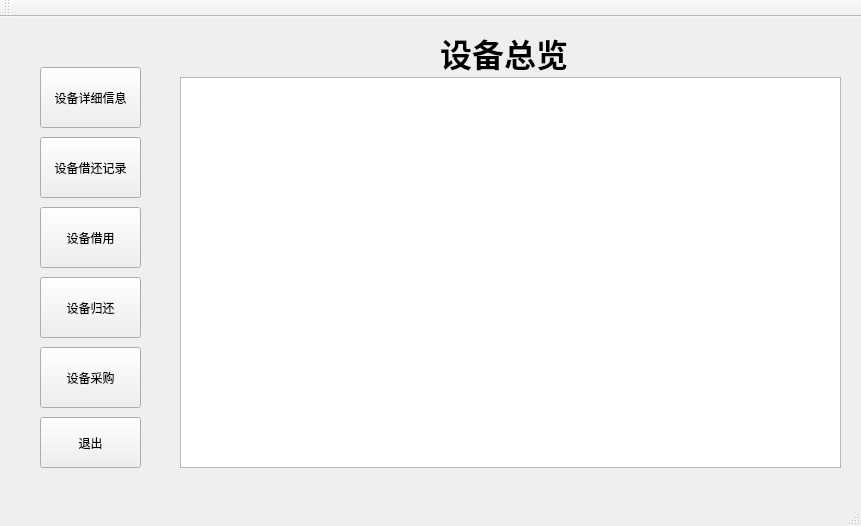
guanqian1994/EquipmentManagementSystem, file src/mainwindow.ui: the form before one commit.
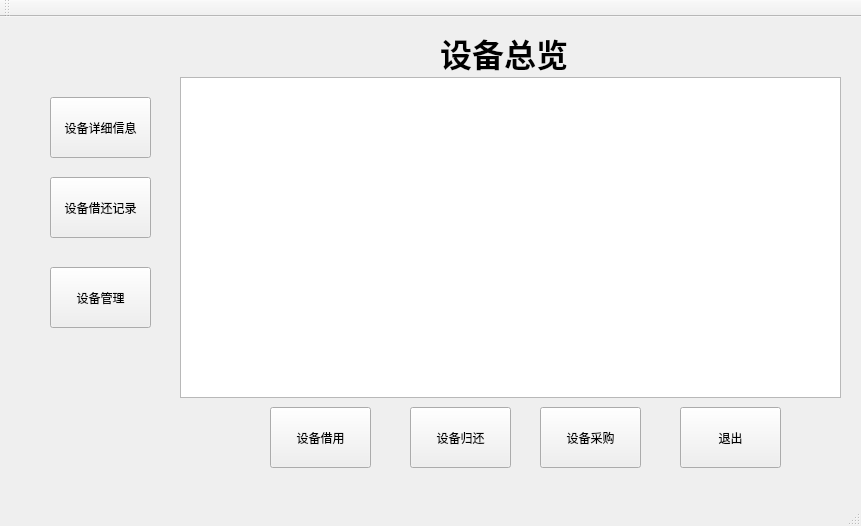
The form after the commit.

Diff of the .ui file:
```diff
--- a/src/mainwindow.ui
+++ b/src/mainwindow.ui
@@ -20,15 +20,15 @@
       <x>180</x>
       <y>60</y>
       <width>661</width>
-      <height>391</height>
+      <height>321</height>
      </rect>
     </property>
    </widget>
    <widget class="QPushButton" name="all">
     <property name="geometry">
      <rect>
-      <x>40</x>
-      <y>50</y>
+      <x>50</x>
+      <y>80</y>
       <width>101</width>
       <height>61</height>
      </rect>
@@ -40,8 +40,8 @@
    <widget class="QPushButton" name="record">
     <property name="geometry">
      <rect>
-      <x>40</x>
-      <y>120</y>
+      <x>50</x>
+      <y>160</y>
       <width>101</width>
       <height>61</height>
      </rect>
@@ -53,10 +53,10 @@
    <widget class="QPushButton" name="exit">
     <property name="geometry">
      <rect>
-      <x>40</x>
-      <y>400</y>
+      <x>680</x>
+      <y>390</y>
       <width>101</width>
-      <height>51</height>
+      <height>61</height>
      </rect>
     </property>
     <property name="text">
@@ -66,8 +66,8 @@
    <widget class="QPushButton" name="insert">
     <property name="geometry">
      <rect>
-      <x>40</x>
-      <y>330</y>
+      <x>540</x>
+      <y>390</y>
       <width>101</width>
       <height>61</height>
      </rect>
@@ -79,8 +79,8 @@
    <widget class="QPushButton" name="lend">
     <property name="geometry">
      <rect>
-      <x>40</x>
-      <y>190</y>
+      <x>270</x>
+      <y>390</y>
       <width>101</width>
       <height>61</height>
      </rect>
@@ -92,8 +92,8 @@
    <widget class="QPushButton" name="return_2">
     <property name="geometry">
      <rect>
-      <x>40</x>
-      <y>260</y>
+      <x>410</x>
+      <y>390</y>
       <width>101</width>
       <height>61</height>
      </rect>
@@ -123,6 +123,19 @@
      <string>设备总览</string>
     </property>
    </widget>
+   <widget class="QPushButton" name="manage">
+    <property name="geometry">
+     <rect>
+      <x>50</x>
+      <y>250</y>
+      <width>101</width>
+      <height>61</height>
+     </rect>
+    </property>
+    <property name="text">
+     <string>设备管理</string>
+    </property>
+   </widget>
   </widget>
   <widget class="QMenuBar" name="menuBar">
    <property name="geometry">
```
Left out of the diff: 2 changed lines with no effect on the pictures.
